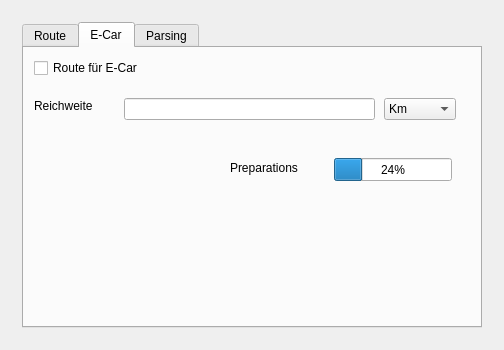
Qt form WinNav/widget.ui (meins111/fapra) before a commit.
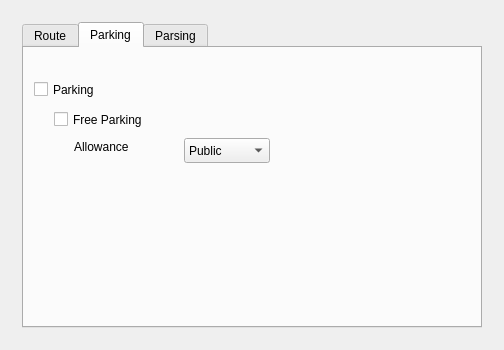
The same form after that commit. The open tabs and pages were chosen to show the change.

What changed in the file:
```diff
--- a/WinNav/widget.ui
+++ b/WinNav/widget.ui
@@ -162,83 +162,91 @@
         </widget>
         <widget class="QWidget" name="ecar">
          <attribute name="title">
-          <string>E-Car</string>
+          <string>Parking</string>
          </attribute>
          <widget class="QCheckBox" name="isECar">
           <property name="geometry">
            <rect>
             <x>10</x>
-            <y>10</y>
+            <y>30</y>
+            <width>92</width>
+            <height>23</height>
+           </rect>
+          </property>
+          <property name="text">
+           <string>Parking</string>
+          </property>
+         </widget>
+         <widget class="QCheckBox" name="freeParkingBox">
+          <property name="geometry">
+           <rect>
+            <x>30</x>
+            <y>60</y>
             <width>121</width>
-            <height>20</height>
+            <height>23</height>
            </rect>
           </property>
           <property name="text">
-           <string>Route für E-Car</string>
+           <string>Free Parking</string>
           </property>
          </widget>
-         <widget class="QLineEdit" name="ecarReach">
+         <widget class="QComboBox" name="parkingAllowanceComboBox">
           <property name="geometry">
            <rect>
-            <x>100</x>
-            <y>50</y>
-            <width>251</width>
-            <height>22</height>
+            <x>160</x>
+            <y>90</y>
+            <width>86</width>
+            <height>25</height>
            </rect>
           </property>
+          <item>
+           <property name="text">
+            <string>Public</string>
+           </property>
+          </item>
+          <item>
+           <property name="text">
+            <string>Time-Constraint</string>
+           </property>
+          </item>
+          <item>
+           <property name="text">
+            <string>Private</string>
+           </property>
+          </item>
+          <item>
+           <property name="text">
+            <string>Customer</string>
+           </property>
+          </item>
          </widget>
          <widget class="QLabel" name="ecarReachLabel">
           <property name="geometry">
            <rect>
-            <x>10</x>
-            <y>50</y>
+            <x>50</x>
+            <y>90</y>
             <width>81</width>
-            <height>16</height>
+            <height>17</height>
            </rect>
           </property>
           <property name="text">
-           <string>Reichweite</string>
+           <string>Allowance</string>
           </property>
-         </widget>
-         <widget class="QComboBox" name="reachUnit">
-          <property name="geometry">
-           <rect>
-            <x>360</x>
-            <y>50</y>
-            <width>72</width>
-            <height>22</height>
-           </rect>
+          <property name="textFormat">
+           <enum>Qt::AutoText</enum>
           </property>
-          <item>
-           <property name="text">
-            <string>Km</string>
-           </property>
-          </item>
          </widget>
-         <widget class="QProgressBar" name="prepareProgressBar">
+         <widget class="QLabel" name="parkingResultLabel">
           <property name="geometry">
            <rect>
-            <x>310</x>
-            <y>110</y>
-            <width>118</width>
-            <height>23</height>
+            <x>260</x>
+            <y>10</y>
+            <width>191</width>
+            <height>111</height>
            </rect>
           </property>
-          <property name="value">
-           <number>24</number>
-          </property>
-         </widget>
-         <widget class="QLabel" name="label">
-          <property name="geometry">
-           <rect>
-            <x>206</x>
-            <y>110</y>
-            <width>101</width>
-            <height>20</height>
-           </rect>
-          </property>
           <property name="text">
-           <string>Preparations</string>
+           <string/>
           </property>
          </widget>
         </widget>
```
Left out of the diff: 8 changed lines with no effect on the pictures.
